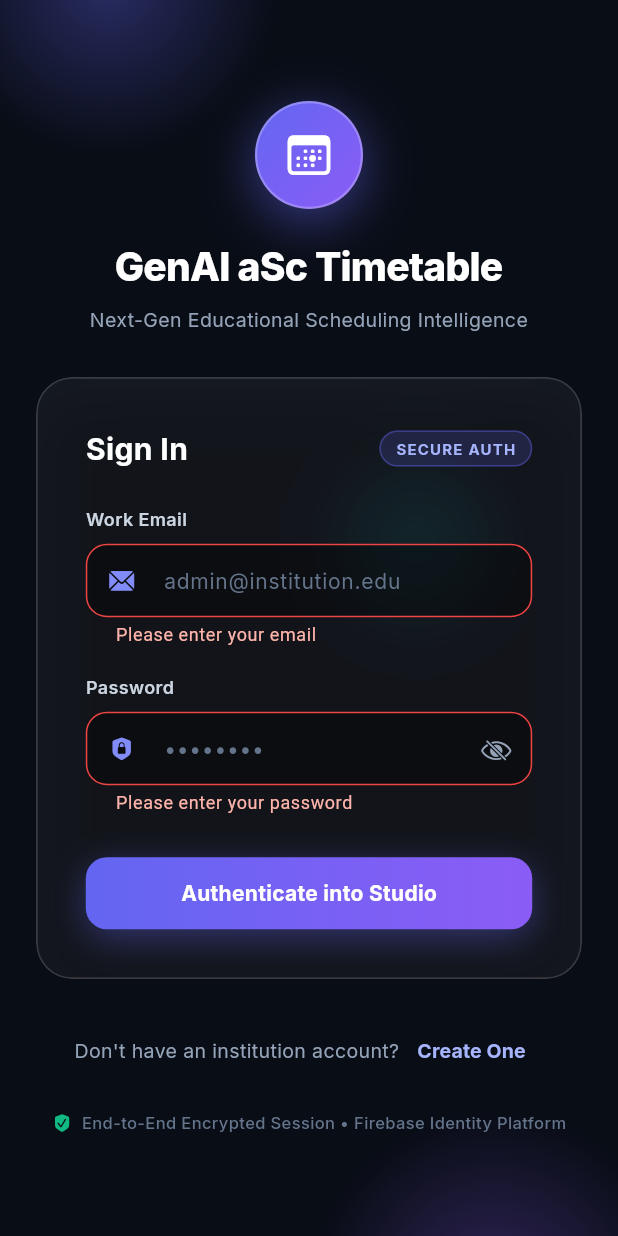
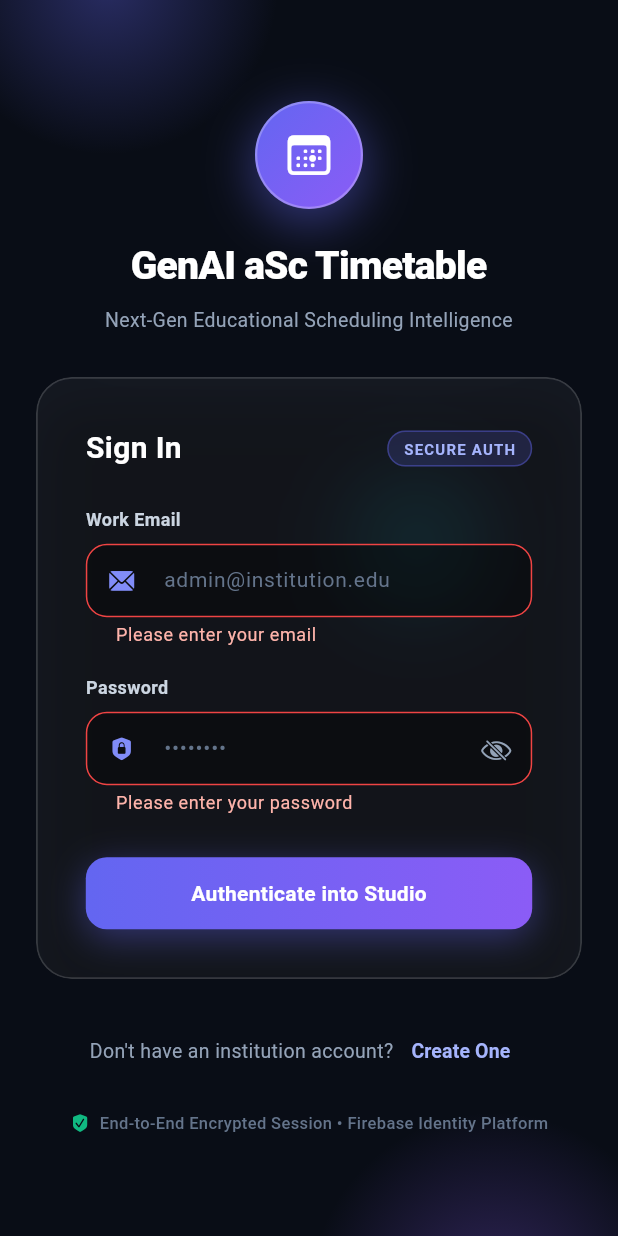
Before and after one commit to aliasghar08/GenAI-aSc-Timetable, a Flutter app: the screen it shows after launch, after a tap on "Authenticate into Studio", on a phone screen of 412 x 824 dp. Run offline on Flutter 3.47's test engine with Material 3 defaults, Android fonts, the phone set to English and light mode, and no system bars; our stand-ins replace cloud_firestore, firebase_auth, firebase_core, google_generative_ai; accounts and stored records are empty.

Commit message:
refactor: replace 3rd-party packages with custom pure-Dart implementations and add aggressive cache-busting
- Replace package:provider with custom AscProvider InheritedNotifier engine
- Replace package:xml with custom pure Dart AscXmlService generator & parser
- Replace package:google_fonts with native AppTypography system-font renderer
- Remove unused file_picker and intl packages from pubspec.yaml
- Add service-worker unregister and cache purger in web/index.html
- Add strict no-cache/must-revalidate HTTP headers in firebase.json

```diff
--- /dev/null
+++ b/lib/core/app_provider.dart
@@ -0,0 +1,31 @@
+import 'package:flutter/widgets.dart';
+
+/// Custom, lightweight InheritedNotifier-based Provider implementation
+/// Completely eliminates the external `package:provider` dependency.
+class AscProvider<T extends Listenable> extends InheritedNotifier<T> {
+  const AscProvider({
+    super.key,
+    required T super.notifier,
+    required super.child,
+  });
+
+  /// Retrieve and subscribe to changes of type [T]
+  static T of<T extends Listenable>(BuildContext context) {
+    final provider = context.dependOnInheritedWidgetOfExactType<AscProvider<T>>();
+    assert(provider != null, 'No AscProvider<$T> found in widget hierarchy.');
+    return provider!.notifier!;
+  }
+}
+
+/// Extension methods on BuildContext mirroring standard watch/read ergonomics
+extension AscBuildContextExtension on BuildContext {
+  /// Watch [T] and rebuild the calling widget whenever [T] notifies listeners
+  T watch<T extends Listenable>() => AscProvider.of<T>(this);
+
+  /// Read [T] without subscribing to rebuilds
+  T read<T extends Listenable>() {
+    final element = getElementForInheritedWidgetOfExactType<AscProvider<T>>()?.widget as AscProvider<T>?;
+    assert(element != null, 'No AscProvider<$T> found in widget hierarchy.');
+    return element!.notifier!;
+  }
+}
--- a/lib/main.dart
+++ b/lib/main.dart
@@ -1,6 +1,6 @@
 import 'package:flutter/material.dart';
 import 'package:firebase_core/firebase_core.dart';
-import 'package:provider/provider.dart';
+import 'core/app_provider.dart';
 import 'firebase_options.dart';
 import 'providers/auth_provider.dart';
 import 'providers/timetable_provider.dart';
@@ -21,17 +21,16 @@ void main() async {
     defaultValue: 'YOUR_GEMINI_API_KEY_FALLBACK',
   );
 
+  final authProvider = AuthProvider();
+  final timetableProvider = TimetableProvider(geminiApiKey: geminiApiKey);
+
   runApp(
-    MultiProvider(
-      providers: [
-        ChangeNotifierProvider(
-          create: (_) => AuthProvider(),
-        ),
-        ChangeNotifierProvider(
-          create: (_) => TimetableProvider(geminiApiKey: geminiApiKey),
-        ),
-      ],
-      child: const AscGenAiApp(),
+    AscProvider<AuthProvider>(
+      notifier: authProvider,
+      child: AscProvider<TimetableProvider>(
+        notifier: timetableProvider,
+        child: const AscGenAiApp(),
+      ),
     ),
   );
 }
@@ -56,7 +55,7 @@ class AscGenAiApp extends StatelessWidget {
           seedColor: const Color(0xFF4F46E5),
           brightness: Brightness.dark,
         ),
-        scaffoldBackgroundColor: const Color(0xFF0F172A),
+        scaffoldBackgroundColor: const Color(0xFF090D16),
         useMaterial3: true,
       ),
       themeMode: ThemeMode.dark,
--- a/lib/screens/auth_screen.dart
+++ b/lib/screens/auth_screen.dart
@@ -1,9 +1,9 @@
 import 'dart:ui';
 import 'package:flutter/cupertino.dart';
 import 'package:flutter/material.dart';
-import 'package:google_fonts/google_fonts.dart';
-import 'package:provider/provider.dart';
+import '../core/app_provider.dart';
 import '../providers/auth_provider.dart';
+import '../theme/app_typography.dart';
 
 /// Premium iOS / macOS Glassmorphic Authentication Screen
 /// Features a 3-phase staggered entrance animation pipeline and ambient lighting orbs.
@@ -109,7 +109,7 @@ class _AuthScreenState extends State<AuthScreen>
               Expanded(
                 child: Text(
                   auth.errorMessage!,
-                  style: GoogleFonts.inter(fontSize: 13, color: Colors.white),
+                  style: AppTypography.inter(fontSize: 13, color: Colors.white),
                 ),
               ),
             ],
@@ -258,7 +258,7 @@ class _AuthScreenState extends State<AuthScreen>
         const SizedBox(height: 20),
         Text(
           'GenAI aSc Timetable',
-          style: GoogleFonts.inter(
+          style: AppTypography.inter(
             fontSize: 26,
             fontWeight: FontWeight.w800,
             color: Colors.white,
@@ -269,7 +269,7 @@ class _AuthScreenState extends State<AuthScreen>
         Text(
           'Next-Gen Educational Scheduling Intelligence',
           textAlign: TextAlign.center,
-          style: GoogleFonts.inter(
+          style: AppTypography.inter(
             fontSize: 13,
             color: const Color(0xFF94A3B8),
             fontWeight: FontWeight.w400,
@@ -310,7 +310,7 @@ class _AuthScreenState extends State<AuthScreen>
                   children: [
                     Text(
                       auth.isSignInMode ? 'Sign In' : 'Create Account',
-                      style: GoogleFonts.inter(
+                      style: AppTypography.inter(
                         fontSize: 20,
                         fontWeight: FontWeight.w700,
                         color: Colors.white,
@@ -328,7 +328,7 @@ class _AuthScreenState extends State<AuthScreen>
                       ),
                       child: Text(
                         auth.isSignInMode ? 'SECURE AUTH' : 'NEW SCHEDULER',
-                        style: GoogleFonts.inter(
+                        style: AppTypography.inter(
                           fontSize: 10,
                           fontWeight: FontWeight.w700,
                           color: const Color(0xFFA5B4FC),
@@ -421,7 +421,7 @@ class _AuthScreenState extends State<AuthScreen>
       children: [
         Text(
           label,
-          style: GoogleFonts.inter(
+          style: AppTypography.inter(
             fontSize: 12,
             fontWeight: FontWeight.w600,
             color: const Color(0xFFCBD5E1),
@@ -433,13 +433,13 @@ class _AuthScreenState extends State<AuthScreen>
           obscureText: obscureText,
           keyboardType: keyboardType,
           validator: validator,
-          style: GoogleFonts.inter(
+          style: AppTypography.inter(
             fontSize: 14,
             color: Colors.white,
           ),
           decoration: InputDecoration(
             hintText: hint,
-            hintStyle: GoogleFonts.inter(
+            hintStyle: AppTypography.inter(
               color: const Color(0xFF64748B),
               fontSize: 14,
             ),
@@ -525,7 +525,7 @@ class _AuthScreenState extends State<AuthScreen>
               )
             : Text(
                 title,
-                style: GoogleFonts.inter(
+                style: AppTypography.inter(
                   fontSize: 14,
                   fontWeight: FontWeight.w700,
                   color: Colors.white,
@@ -548,7 +548,7 @@ class _AuthScreenState extends State<AuthScreen>
               auth.isSignInMode
                   ? "Don't have an institution account?"
                   : "Already registered with an account?",
-              style: GoogleFonts.inter(
+              style: AppTypography.inter(
                 fontSize: 13,
                 color: const Color(0xFF94A3B8),
               ),
@@ -557,7 +557,7 @@ class _AuthScreenState extends State<AuthScreen>
               onPressed: auth.isLoading ? null : () => auth.toggleMode(),
               child: Text(
                 auth.isSignInMode ? 'Create One' : 'Sign In',
-                style: GoogleFonts.inter(
+                style: AppTypography.inter(
                   fontSize: 13,
                   fontWeight: FontWeight.w700,
                   color: const Color(0xFFA5B4FC),
@@ -580,7 +580,7 @@ class _AuthScreenState extends State<AuthScreen>
             const SizedBox(width: 6),
             Text(
               'End-to-End Encrypted Session • Firebase Identity Platform',
-              style: GoogleFonts.inter(
+              style: AppTypography.inter(
                 fontSize: 11,
                 color: const Color(0xFF64748B),
                 fontWeight: FontWeight.w500,
--- /dev/null
+++ b/lib/theme/app_typography.dart
@@ -0,0 +1,26 @@
+import 'package:flutter/painting.dart';
+
+/// Custom, native-rendered typography utility that eliminates `package:google_fonts`
+/// Uses modern system font fallbacks (Inter, San Francisco, Segoe UI, Roboto)
+/// ensuring instantaneous render without network font fetch delays or layout shifts.
+class AppTypography {
+  static const String _fontFamily =
+      '-apple-system, BlinkMacSystemFont, "Segoe UI", Roboto, "Helvetica Neue", Arial, sans-serif';
+
+  static TextStyle inter({
+    double? fontSize,
+    FontWeight? fontWeight,
+    Color? color,
+    double? letterSpacing,
+    double? height,
+  }) {
+    return TextStyle(
+      fontFamily: _fontFamily,
+      fontSize: fontSize,
+      fontWeight: fontWeight,
+      color: color,
+      letterSpacing: letterSpacing,
+      height: height,
+    );
+  }
+}
```
Also changed, not shown: lib/screens/timetable_studio_screen.dart (+22 -22 lines), lib/services/asc_xml_service.dart (+104 -77 lines), pubspec.yaml (+2 -9 lines), firebase.json, pubspec.lock, 4 other files.
